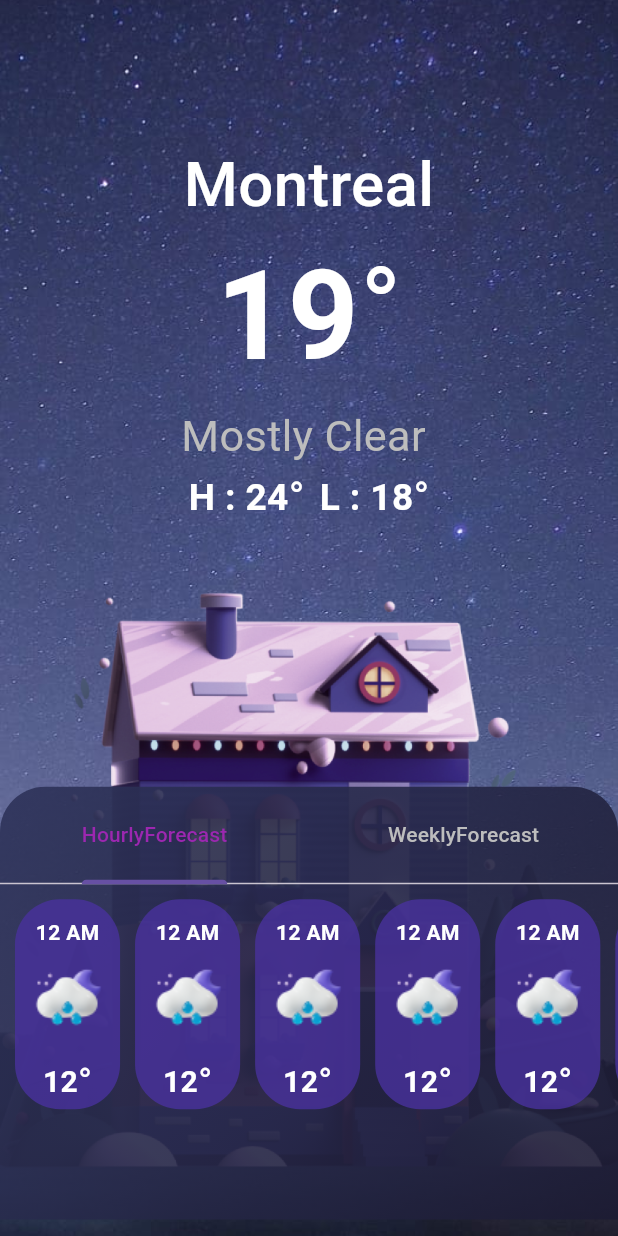
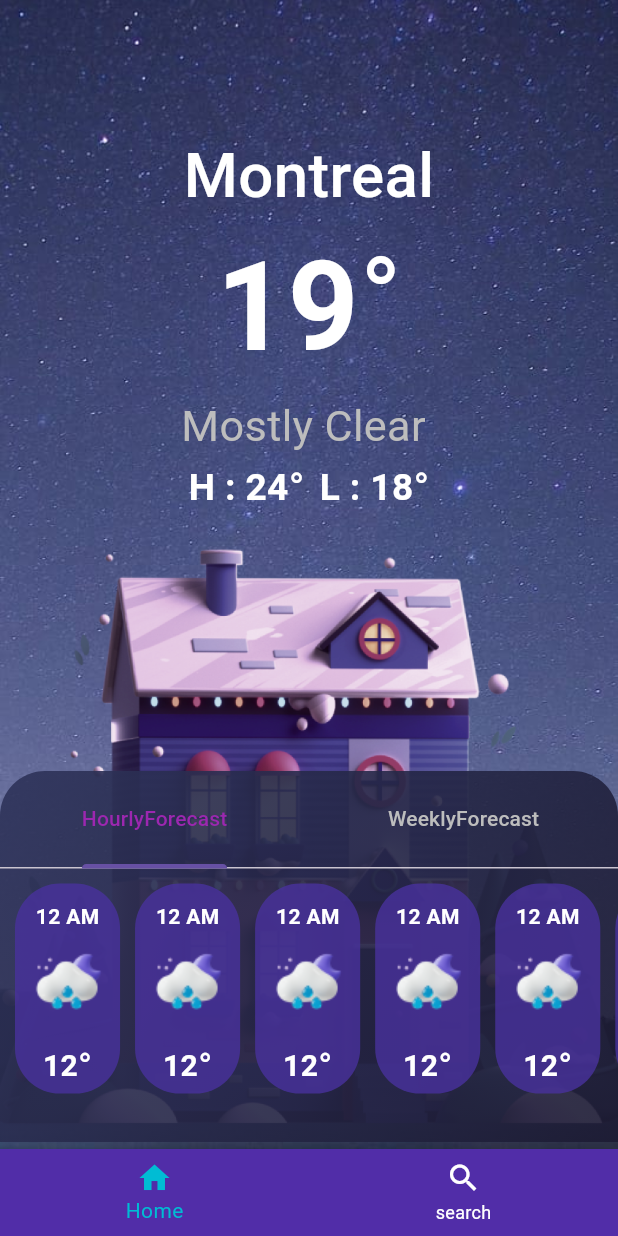
Before and after one commit to mohamedamr77/weatherApp, a Flutter app: the screen it shows after launch, after a tap on "Get Started", on a phone screen of 412 x 824 dp. Run offline on Flutter 3.47's test engine with Material 3 defaults, Android fonts, the phone set to English and light mode, and no system bars.

Commit message:
add bottomnavigationbar

```diff
--- /dev/null
+++ b/lib/features/BottomNavigationbar/screen.dart
@@ -0,0 +1,45 @@
+import 'package:flutter/material.dart';
+import 'package:weather/features/homeScreen/screen.dart';
+import 'package:weather/features/searchscreen/screen.dart';
+
+class BottomNavigationBarScreen extends StatefulWidget {
+  const BottomNavigationBarScreen({super.key});
+
+  @override
+  State<BottomNavigationBarScreen> createState() => _BottomNavigationBarScreenState();
+}
+
+class _BottomNavigationBarScreenState extends State<BottomNavigationBarScreen> {
+  int currentIndex=0;
+  List<Widget> displayScreen=[
+    HomeScreen(),
+    SearchScreen(),
+  ];
+  @override
+  Widget build(BuildContext context) {
+    return Scaffold(
+      body: displayScreen[currentIndex],
+      bottomNavigationBar: BottomNavigationBar(
+        onTap: (index){
+          setState(() {
+            currentIndex=index;
+          });
+        },
+        currentIndex: currentIndex,
+        backgroundColor: Colors.deepPurple[700],
+        selectedItemColor: Colors.cyan,
+        unselectedItemColor: Colors.white,
+        items: [
+          BottomNavigationBarItem(
+              icon: Icon(Icons.home),
+              label: "Home",
+          ),
+          BottomNavigationBarItem(
+            icon: Icon(Icons.search),
+            label: "search",
+          ),
+        ],
+      ),
+    );
+  }
+}
--- a/lib/features/homeScreen/widget/weather_forcast_tabs.dart
+++ b/lib/features/homeScreen/widget/weather_forcast_tabs.dart
@@ -22,12 +22,14 @@ class _WeatherForecastTabsState extends State<WeatherForecastTabs> with TickerPr
 
         //home photo put in background
         SizedBox(
-            height: MediaQuery.of(context).size.height*0.56,
+            height: MediaQuery.of(context).size.height*0.505,
             child: Image(image: AssetImage(ImageApp.houseImage),)),
 
-        Container(
+        Positioned(
+
+          child: Container(
             width: double.infinity,
-          height:MediaQuery.of(context).size.height*0.35,
+            height:MediaQuery.of(context).size.height*0.3,
             decoration: BoxDecoration(
                 borderRadius: const BorderRadius.only(
                   topRight: Radius.circular(30),
@@ -72,6 +74,7 @@ class _WeatherForecastTabsState extends State<WeatherForecastTabs> with TickerPr
               ],
             ),
           ),
+        ),
       ],
     );
   }
--- a/lib/features/initalscreen/screen.dart
+++ b/lib/features/initalscreen/screen.dart
@@ -3,6 +3,7 @@ import 'package:flutter/material.dart';
 import 'package:weather/core/color.dart';
 import 'package:weather/core/image.dart';
 import 'package:weather/core/text.dart';
+import 'package:weather/features/BottomNavigationbar/screen.dart';
 import 'package:weather/features/homeScreen/screen.dart';
 class InitalScreen extends StatelessWidget {
   const InitalScreen({super.key});
@@ -37,7 +38,7 @@ class InitalScreen extends StatelessWidget {
 
             GestureDetector(
               onTap: (){
-            Navigator.push(context, MaterialPageRoute(builder: (context) => HomeScreen(),));
+            Navigator.push(context, MaterialPageRoute(builder: (context) => BottomNavigationBarScreen(),));
               },
               child: Container(
                 padding: const EdgeInsets.all(10),
--- /dev/null
+++ b/lib/features/searchscreen/screen.dart
@@ -0,0 +1,10 @@
+import 'package:flutter/material.dart';
+
+class SearchScreen extends StatelessWidget {
+  const SearchScreen({super.key});
+
+  @override
+  Widget build(BuildContext context) {
+    return Scaffold();
+  }
+}
--- a/pubspec.yaml
+++ b/pubspec.yaml
@@ -35,6 +35,7 @@ dependencies:
   # The following adds the Cupertino Icons font to your application.
   # Use with the CupertinoIcons class for iOS style icons.
   cupertino_icons: ^1.0.6
+  dot_navigation_bar: ^1.0.2
 
 dev_dependencies:
   flutter_test:
```
Also changed, not shown: lib/features/homeScreen/screen.dart (indentation only), pubspec.lock. Lines whose indentation alone changed are shown as unchanged.
